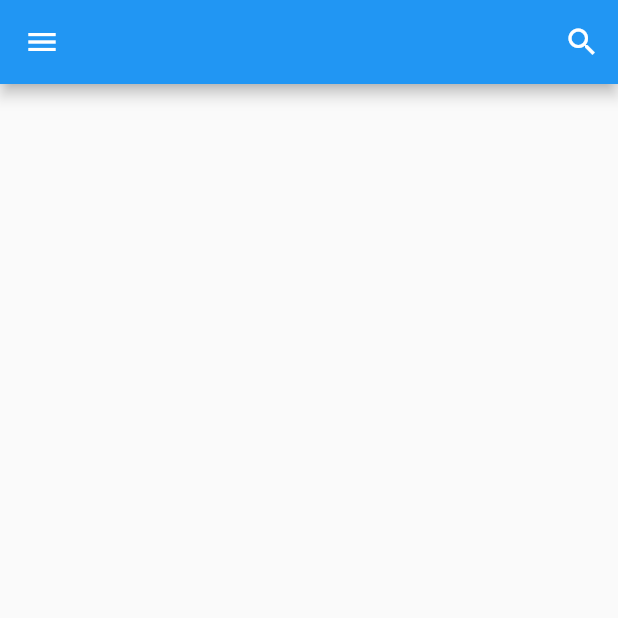
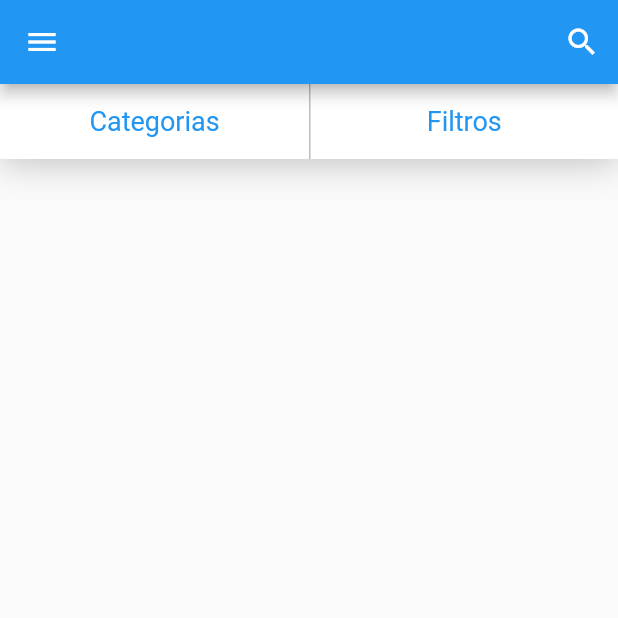
Before and after one commit to Ancora/my-xlo, a Flutter app: the screen it shows after launch, on a phone screen of 412 x 824 dp, the top half of it. Run offline on Flutter 3.47's test engine with Material 2 defaults, Android fonts, the phone set to English and light mode, and no system bars; our stand-ins replace rxdart.

Commit message:
271-6-Barra Tela Inicial.

```diff
--- a/lib/screens/home/home_screen.dart
+++ b/lib/screens/home/home_screen.dart
@@ -2,6 +2,7 @@ import 'package:flutter/material.dart';
 import 'package:myxlo/blocs/home_bloc.dart';
 import 'package:myxlo/common/custom_drawer/custom_drawer.dart';
 import 'package:myxlo/screens/home/widgets/search_dialog.dart';
+import 'package:myxlo/screens/home/widgets/top_bar.dart';
 import 'package:provider/provider.dart';
 
 class HomeScreen extends StatefulWidget {
@@ -82,6 +83,11 @@ class _HomeScreenState extends State<HomeScreen> {
         ],
       ),
       drawer: CustomDrawer(),
+      body: Column(
+        children: <Widget>[
+          TopBar(),
+        ],
+      ),
     );
   }
 }
--- /dev/null
+++ b/lib/screens/home/widgets/bar_button.dart
@@ -0,0 +1,33 @@
+import 'package:flutter/material.dart';
+
+class BarButton extends StatelessWidget {
+  final BoxDecoration boxDecoration;
+  final String label;
+  final VoidCallback onPressed;
+
+  const BarButton({this.label, this.boxDecoration, this.onPressed});
+
+  @override
+  Widget build(BuildContext context) {
+    return Expanded(
+      child: GestureDetector(
+        onTap: onPressed,
+        child: Container(
+          height: 50,
+          alignment: Alignment.center,
+          padding: const EdgeInsets.symmetric(horizontal: 16),
+          decoration: boxDecoration,
+          child: Text(
+            label,
+            overflow: TextOverflow.ellipsis,
+            style: TextStyle(
+              color: Colors.blue,
+              fontSize: 18,
+              fontWeight: FontWeight.w400,
+            ),
+          ),
+        ),
+      ),
+    );
+  }
+}
--- /dev/null
+++ b/lib/screens/home/widgets/top_bar.dart
@@ -0,0 +1,42 @@
+import 'package:flutter/material.dart';
+import 'package:myxlo/screens/home/widgets/bar_button.dart';
+
+class TopBar extends StatelessWidget {
+  @override
+  Widget build(BuildContext context) {
+    return Container(
+      decoration: BoxDecoration(
+        boxShadow: [
+          BoxShadow(
+            color: Colors.grey[400],
+            blurRadius: 20,
+            offset: Offset(0, 2),
+          ),
+        ],
+      ),
+      child: Row(
+        children: <Widget>[
+          BarButton(
+            label: 'Categorias',
+            boxDecoration: BoxDecoration(
+              color: Colors.white,
+            ),
+            onPressed: () {},
+          ),
+          BarButton(
+            label: 'Filtros',
+            boxDecoration: BoxDecoration(
+              color: Colors.white,
+              border: Border(
+                left: BorderSide(
+                  color: Colors.grey[400],
+                ),
+              ),
+            ),
+            onPressed: () {},
+          ),
+        ],
+      ),
+    );
+  }
+}
```
